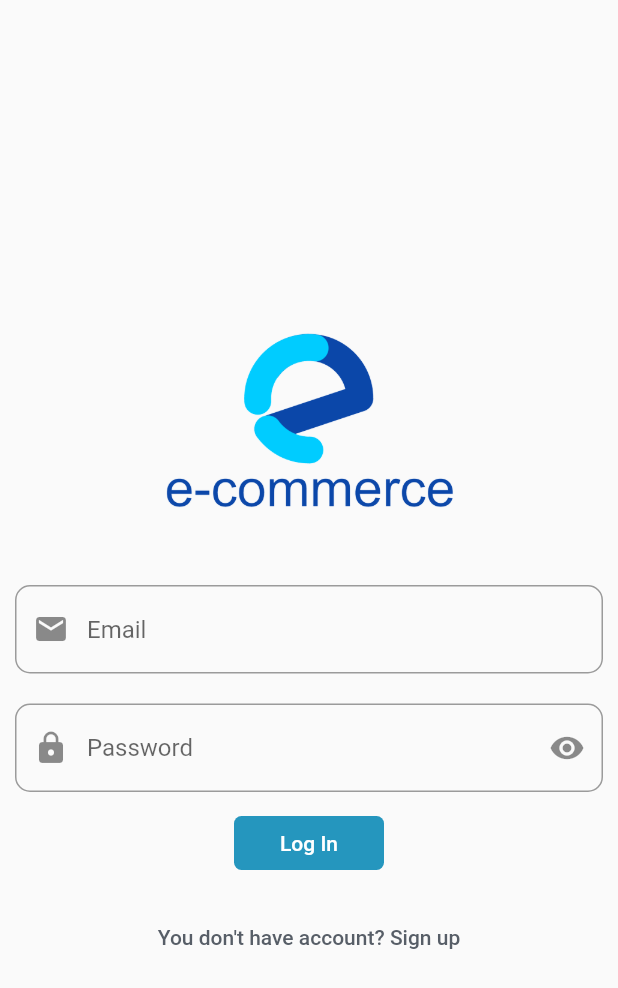
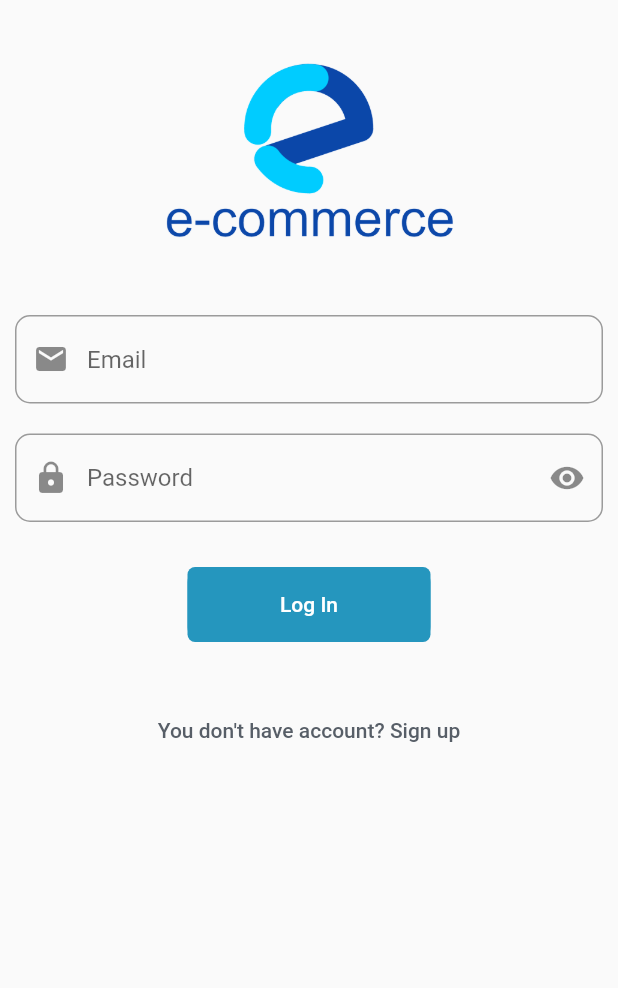
Before and after one commit to RuaAbbadi/Ecommerce-app, a Flutter app: the screen it shows after launch, on a phone screen of 412 x 824 dp. Shown: the top 988 px of the screen. Run offline on Flutter 3.47's test engine with Material 2 defaults, Android fonts, the phone set to English and light mode, and no system bars; our stand-ins replace email_validator, geolocator, google_maps_flutter, shared_preferences.

Commit message:
fix items details page

```diff
--- a/lib/screens/login.dart
+++ b/lib/screens/login.dart
@@ -21,13 +21,13 @@ class LoginState extends State<Login> {
   final password = TextEditingController();
   bool _validateEmail = false;
   bool _validatePassword = false;
-  bool notShowPassword=true;
-
+  bool notShowPassword = true;
 
   @override
   Widget build(BuildContext context) {
     return Scaffold(
-      body: Column(
+        body: SingleChildScrollView(
+      child: Column(
         mainAxisAlignment: MainAxisAlignment.center,
         children: [
           Center(
@@ -46,10 +46,11 @@ class LoginState extends State<Login> {
                     decoration: InputDecoration(
                         prefixIcon: Icon(Icons.email),
                         hintText: "Email ",
-                        errorText: _validateEmail ? 'Enter a vaild Email' : null,
+                        errorText:
+                            _validateEmail ? 'Enter a vaild Email' : null,
                         border: OutlineInputBorder(
                           borderSide: BorderSide(width: 1),
-                          borderRadius:BorderRadius.circular(10.0),
+                          borderRadius: BorderRadius.circular(10.0),
                         )),
                   ),
                   SizedBox(height: 20),
@@ -60,72 +61,76 @@ class LoginState extends State<Login> {
                     decoration: InputDecoration(
                         prefixIcon: Icon(Icons.lock),
                         suffixIcon: GestureDetector(
-                          onTap: (){
-                              notShowPassword=!notShowPassword;
-                              setState(() {
-                            });
+                          onTap: () {
+                            notShowPassword = !notShowPassword;
+                            setState(() {});
                           },
-                          child: Icon(notShowPassword? Icons.visibility:Icons.visibility_off),
+                          child: Icon(notShowPassword
+                              ? Icons.visibility
+                              : Icons.visibility_off),
                         ),
                         hintText: "Password ",
-                        errorText: _validatePassword ? 'Enter a vaild Password' : null,
+                        errorText:
+                            _validatePassword ? 'Enter a vaild Password' : null,
                         border: OutlineInputBorder(
                           borderSide: BorderSide(width: 30.0),
-                          borderRadius:BorderRadius.circular(10.0),
+                          borderRadius: BorderRadius.circular(10.0),
                         )),
                   ),
                   SizedBox(height: 10),
                   Container(
+                    width: MediaQuery.of(context).size.width - 250.0,
+                    height: 50.0,
+                    decoration: BoxDecoration(
+                      borderRadius: BorderRadius.circular(10.0),
+                      color: Color(0xFF2596be),
+                    ),
+                    margin: EdgeInsets.symmetric(vertical: 20.0),
                     child: TextButton(
                         onPressed: () {
                           if (!isEmail(email.text)) {
                             _validateEmail = true;
-                          }
-                          else if(!validateStructure(password.text)){
-                            _validatePassword=true;
-                          }
-                          else{
+                          } else if (!validateStructure(password.text)) {
+                            _validatePassword = true;
+                          } else {
                             login();
                           }
-                          setState(() {}
-                          );
+                          setState(() {});
                         },
                         style: ButtonStyle(
-                          backgroundColor: MaterialStateProperty.all(Color(0xFF2596be)),
+                          backgroundColor:
+                              MaterialStateProperty.all(Color(0xFF2596be)),
                           shape: MaterialStateProperty.all(
                             RoundedRectangleBorder(
                               borderRadius: BorderRadius.circular(5.0),
-
                             ),
                           ),
                         ),
                         child: Text(
-                          "Log In", style: TextStyle(color: Colors.white),
-                        )
-                    ),
-                    width: 100,
+                          "Log In",
+                          style: TextStyle(color: Colors.white),
+                        )),
                   ),
                   TextButton(
                     style: TextButton.styleFrom(
-                      padding: EdgeInsets.only(top:30.0),
+                      padding: EdgeInsets.only(top: 30.0),
                     ),
-                    onPressed: (){
+                    onPressed: () {
                       Navigator.push(
                         context,
                         MaterialPageRoute(builder: (context) => Signup()),
                       );
-
                     },
-                    child: Text("You don't have account? Sign up",style:TextStyle(
-                      color: Color(0xFF575E67)
-                    )),),
+                    child: Text("You don't have account? Sign up",
+                        style: TextStyle(color: Color(0xFF575E67))),
+                  ),
                 ],
               ),
             ),
           )
         ],
       ),
-    );
+    ));
   }
 
   bool isEmail(String em) {
@@ -155,8 +160,8 @@ class LoginState extends State<Login> {
       var jsonBody = jsonDecode(response.body);
       print("jsonBody  = $jsonBody");
 
-      var result =jsonBody['result']; // get data from json
-      if(result){
+      var result = jsonBody['result']; // get data from json
+      if (result) {
         final prefs = await SharedPreferences.getInstance();
         await prefs.setString(ConstantValue.ID, jsonBody["Id"]);
 
@@ -166,29 +171,26 @@ class LoginState extends State<Login> {
 
         await prefs.setString(ConstantValue.Phone, jsonBody['Phone']);
 
-        Navigator.of(context).pushReplacement(MaterialPageRoute(builder:(BuildContext context)=>MainScreen()));
-
-
-      }else{
+        Navigator.of(context).pushReplacement(
+            MaterialPageRoute(builder: (BuildContext context) => MainScreen()));
+      } else {
         showDialog(
             context: context,
-            builder: (context){
+            builder: (context) {
               return AlertDialog(
-                title:Text("Warning"),
-                content:Text(jsonBody['msg']),
+                title: Text("Warning"),
+                content: Text(jsonBody['msg']),
                 actions: [
                   TextButton(
-                      onPressed: (){
+                    onPressed: () {
                       Navigator.pop(context);
                     },
                     child: Text("OK"),
                   )
                 ],
               );
-            }
-        );
-      }
-
+            });
       }
     }
   }
+}
--- a/lib/screens/order_details_page.dart
+++ b/lib/screens/order_details_page.dart
@@ -42,14 +42,12 @@ class OrdersPageState extends State<OrdersPage> {
           children: [
             Container(
                 width: MediaQuery.of(context).size.width,
-                height: MediaQuery.of(context).size.height - 250,
+                height: MediaQuery.of(context).size.height-150,
                 child: ListView.builder(
                     itemCount: orderList.length,
                     itemBuilder: (context, index) {
                       var price = orderList[index].price.toString();
                       var itemsCount= orderList[index].count.toString();
-                      var totalPrice= orderList[index].totalprice.toString();
-
                       return Container(
                           height: 130,
                           margin:
@@ -201,7 +199,6 @@ class OrdersPageState extends State<OrdersPage> {
 
         });
     if (response.statusCode == 200) {
-      print(orderId);
       return (jsonDecode(response.body));
 
 
```
Also changed, not shown: lib/screens/items_details_page.dart (+5 -4 lines), lib/screens/more_page.dart (+12 -6 lines), lib/screens/order_page.dart (+5 -5 lines), lib/screens/profile.dart (+39 -17 lines), lib/screens/signup.dart (+6 -1 lines). Lines whose indentation alone changed are shown as unchanged.
